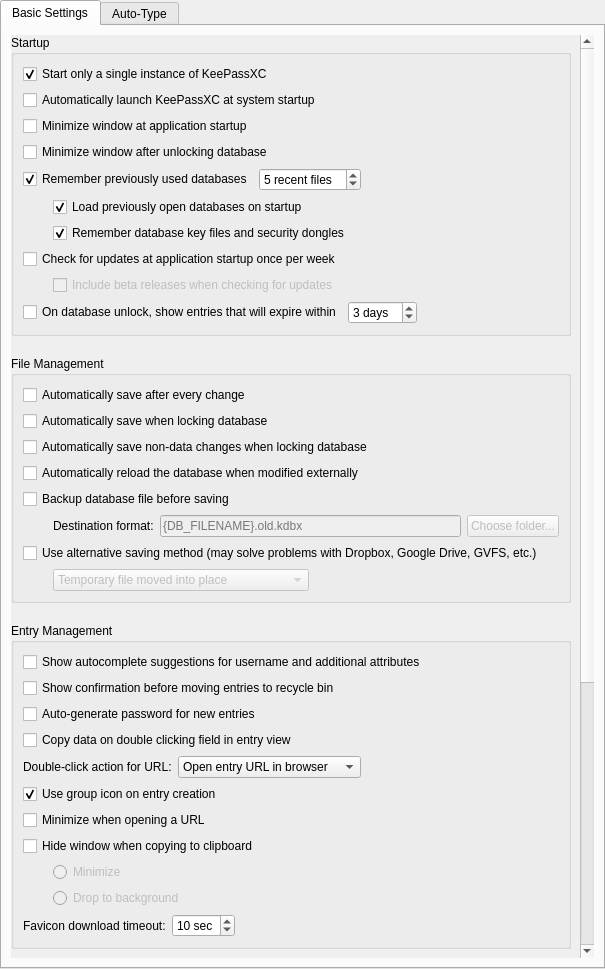
Old version of the form src/gui/ApplicationSettingsWidgetGeneral.ui in the repository keepassxreboot/keepassxc.
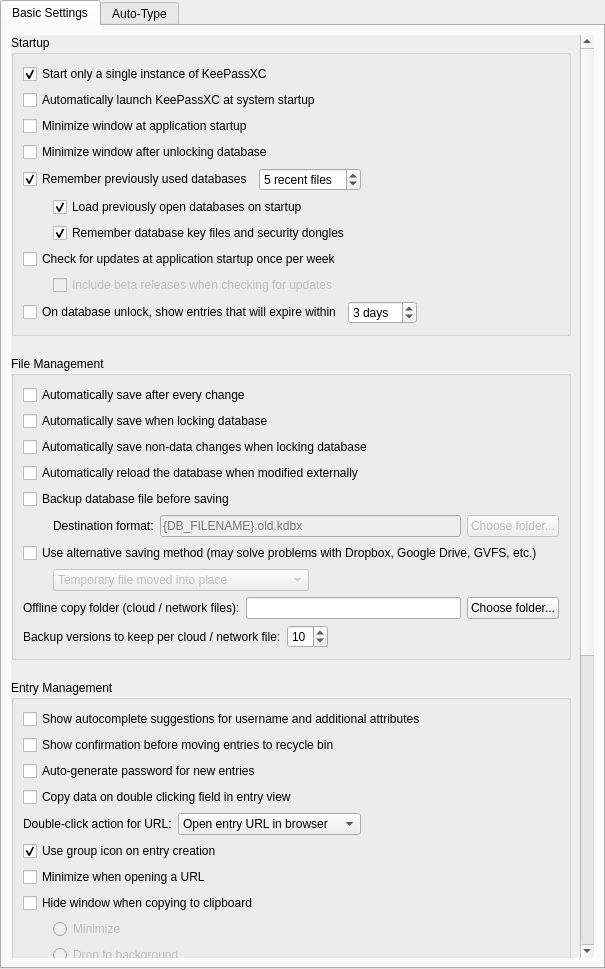
New version of the form. Custom widgets are drawn as their Qt base class.

Commit message:
Add cloud/network offline cache, fallback open, auto-merge, and toolbar visuals
- Add OfflineCache service for cloud/network mounted databases
- Provide automatic fallback open when remote storage is unavailable
- Support offline modification tracking and background auto-merge on reconnect
- Add visual indicators in tab bar and toolbar for offline/cloud status
- Add compact offline warning banner with sync and dismiss actions

What changed in the file:
```diff
--- a/src/gui/ApplicationSettingsWidgetGeneral.ui
+++ b/src/gui/ApplicationSettingsWidgetGeneral.ui
@@ -526,6 +526,83 @@
                 </item>
                </layout>
               </item>
+              <item>
+               <layout class="QHBoxLayout" name="offlineCacheDirLayout">
+                <property name="spacing">
+                 <number>6</number>
+                </property>
+                <item>
+                 <widget class="QLabel" name="offlineCacheDirLabel">
+                  <property name="text">
+                   <string>Offline copy folder (cloud / network files):</string>
+                  </property>
+                  <property name="buddy">
+                   <cstring>offlineCacheDirEdit</cstring>
+                  </property>
+                 </widget>
+                </item>
+                <item>
+                 <widget class="QLineEdit" name="offlineCacheDirEdit">
+                  <property name="toolTip">
+                   <string>Local folder where encrypted offline copies and backup versions are stored for databases with &quot;Treat as cloud / network file&quot; enabled.</string>
+                  </property>
+                 </widget>
+                </item>
+                <item>
+                 <widget class="QPushButton" name="offlineCacheDirPicker">
+                  <property name="text">
+                   <string>Choose folder...</string>
+                  </property>
+                 </widget>
+                </item>
+               </layout>
+              </item>
+              <item>
+               <layout class="QHBoxLayout" name="offlineCacheVersionsLayout">
+                <property name="spacing">
+                 <number>6</number>
+                </property>
+                <item>
+                 <widget class="QLabel" name="offlineCacheMaxVersionsLabel">
+                  <property name="text">
+                   <string>Backup versions to keep per cloud / network file:</string>
+                  </property>
+                  <property name="buddy">
+                   <cstring>offlineCacheMaxVersionsSpinBox</cstring>
+                  </property>
+                 </widget>
+                </item>
+                <item>
+                 <widget class="QSpinBox" name="offlineCacheMaxVersionsSpinBox">
+                  <property name="focusPolicy">
+                   <enum>Qt::FocusPolicy::StrongFocus</enum>
+                  </property>
+                  <property name="minimum">
+                   <number>1</number>
+                  </property>
+                  <property name="maximum">
+                   <number>50</number>
+                  </property>
+                  <property name="value">
+                   <number>10</number>
+                  </property>
+                 </widget>
+                </item>
+                <item>
+                 <spacer name="offlineCacheVersionsSpacer">
+                  <property name="orientation">
+                   <enum>Qt::Orientation::Horizontal</enum>
+                  </property>
+                  <property name="sizeHint" stdset="0">
+                   <size>
+                    <width>40</width>
+                    <height>20</height>
+                   </size>
+                  </property>
+                 </spacer>
+                </item>
+               </layout>
+              </item>
              </layout>
             </widget>
            </item>
```
The commit also changes 28 other files.
